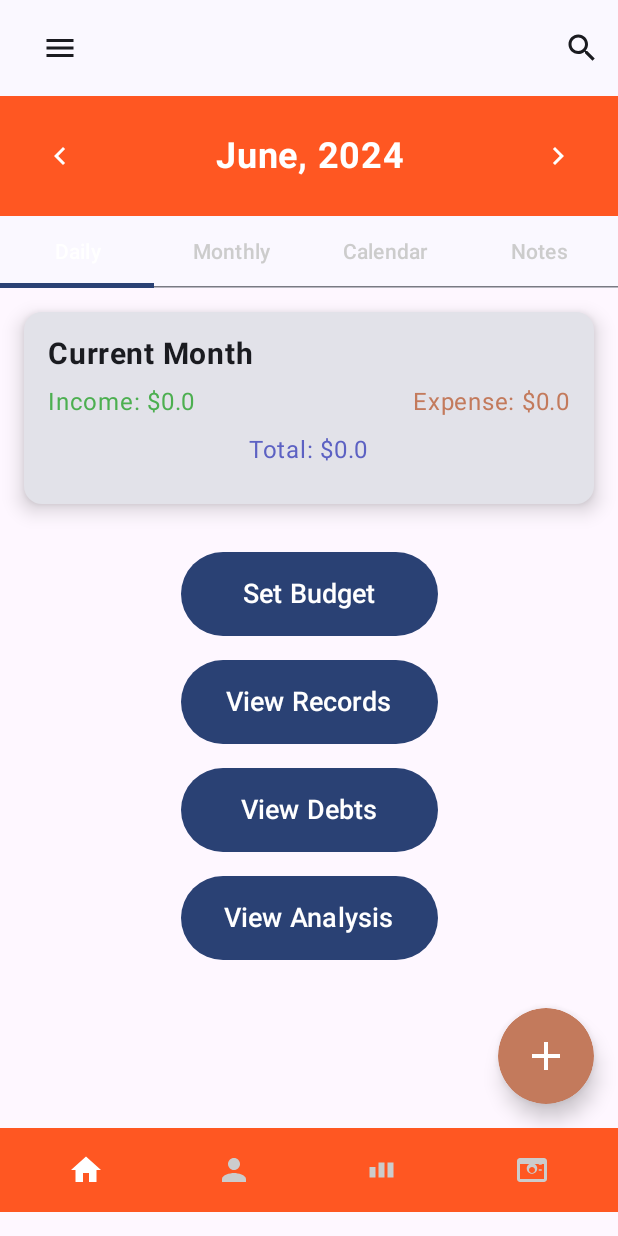
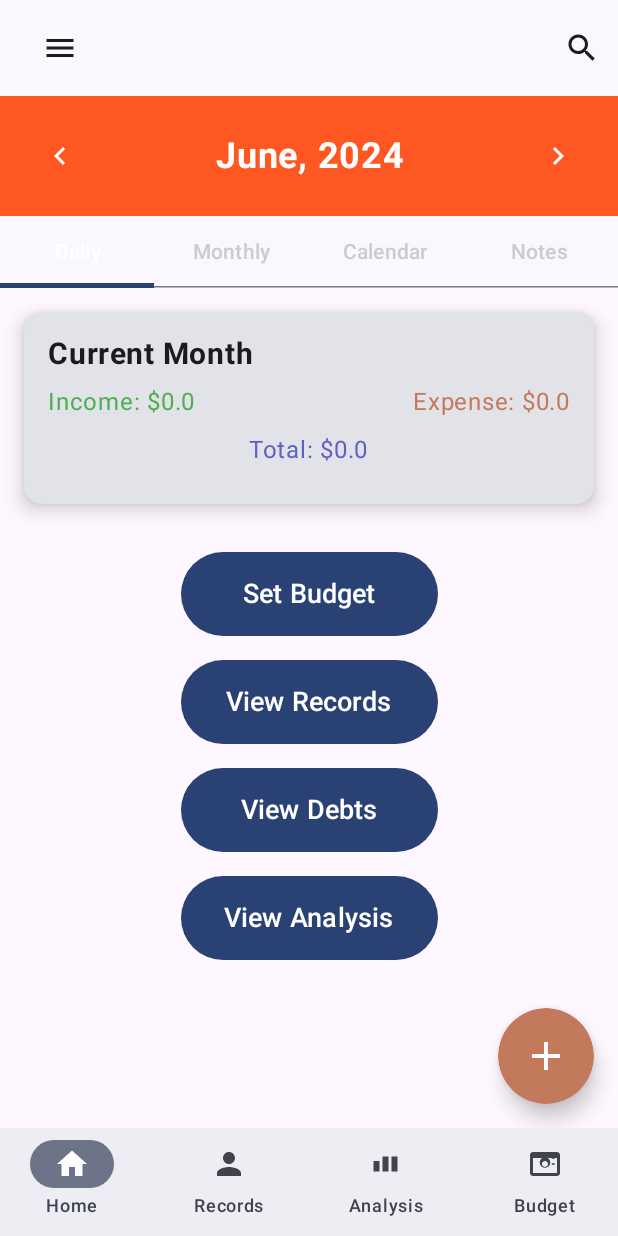
Before and after one commit to SunkaraboinaPraveenKumar/Expense_Tracker, an Android app built with Jetpack Compose: the screen it shows after launch (MainActivity), on a phone screen of 412 x 824 dp. Run offline under Robolectric (Android 15) with nearby library versions, the phone set to English and light mode, and no system bars.

Commit message:
Changed and added some functionalities

```diff
--- a/app/src/main/java/com/firstapp/expense_tracker/BottomNavBar.kt
+++ b/app/src/main/java/com/firstapp/expense_tracker/BottomNavBar.kt
@@ -1,67 +1,32 @@
-
-import androidx.compose.foundation.background
-import androidx.compose.foundation.clickable
-import androidx.compose.foundation.layout.Arrangement
-import androidx.compose.foundation.layout.Column
-import androidx.compose.foundation.layout.Row
-import androidx.compose.foundation.layout.fillMaxWidth
-import androidx.compose.foundation.layout.padding
-import androidx.compose.foundation.layout.size
+package com.firstapp.expense_tracker
 import androidx.compose.material3.Icon
+import androidx.compose.material3.NavigationBar
+import androidx.compose.material3.NavigationBarItem
+import androidx.compose.material3.Text
 import androidx.compose.runtime.Composable
-import androidx.compose.ui.Alignment
-import androidx.compose.ui.Modifier
-import androidx.compose.ui.graphics.Color
 import androidx.compose.ui.res.painterResource
-import androidx.compose.ui.unit.dp
-import com.firstapp.expense_tracker.R
-import com.firstapp.expense_tracker.Screen
 
 @Composable
 fun BottomNavBar(
     selectedTabIndex: Int,
     onTabSelected: (Int) -> Unit,
 ) {
-    val tabs = listOf(Screen.Home, Screen.Accounts, Screen.Analysis, Screen.Debts)
-    val icons = listOf(
-        R.drawable.ic_home,
-        R.drawable.ic_accounts,
-        R.drawable.ic_analysis,
-        R.drawable.ic_debts
-    )
-
-    Row(
-        modifier = Modifier
-            .fillMaxWidth()
-            .background(Color(0xFFFF5722))
-            .padding(8.dp),
-        horizontalArrangement = Arrangement.SpaceEvenly
-    ) {
-        tabs.forEachIndexed { index, title ->
-            val isSelected = selectedTabIndex == index
-            val color = if (isSelected) Color.White else Color.LightGray
-
-            Column(
-                horizontalAlignment = Alignment.CenterHorizontally,
-                modifier = Modifier
-                    .weight(1f)
-                    .padding(8.dp)
-                    .clickable {
-                        onTabSelected(index)
-                        if (index == tabs.indexOf(Screen.Debts)) {
-                            // Navigate to "debts" destination when Debts tab is clicked
-
-                        }
-                    }
-
-            ) {
-                Icon(
-                    painter = painterResource(id = icons[index]),
-                    contentDescription = title.toString(),
-                    tint = color,
-                    modifier = Modifier.size(24.dp)
-                )
-            }
+    NavigationBar {
+        val items = listOf(
+            NavigationItem("Home", R.drawable.ic_home),
+            NavigationItem("Records", R.drawable.ic_accounts),
+            NavigationItem("Analysis", R.drawable.ic_analysis),
+            NavigationItem("Budget", R.drawable.ic_debts)
+        )
+        items.forEachIndexed { index, item ->
+            NavigationBarItem(
+                icon = { Icon(painterResource(id = item.iconRes), contentDescription = item.label) },
+                label = { Text(item.label) },
+                selected = selectedTabIndex == index,
+                onClick = { onTabSelected(index) }
+            )
         }
     }
 }
+
+data class NavigationItem(val label: String, val iconRes: Int)
--- a/app/src/main/java/com/firstapp/expense_tracker/ExpenseTrackerScreen.kt
+++ b/app/src/main/java/com/firstapp/expense_tracker/ExpenseTrackerScreen.kt
@@ -1,6 +1,5 @@
 package com.firstapp.expense_tracker
 
-import BottomNavBar
 import SettingsMenu
 import android.os.Build
 import androidx.annotation.RequiresApi
@@ -28,7 +27,6 @@ import androidx.compose.material3.TopAppBar
 import androidx.compose.material3.rememberDrawerState
 import androidx.compose.runtime.Composable
 import androidx.compose.runtime.getValue
-import androidx.compose.runtime.mutableIntStateOf
 import androidx.compose.runtime.mutableStateOf
 import androidx.compose.runtime.remember
 import androidx.compose.runtime.rememberCoroutineScope
@@ -40,6 +38,7 @@ import androidx.compose.ui.graphics.Color
 import androidx.compose.ui.res.painterResource
 import androidx.compose.ui.unit.dp
 import androidx.compose.ui.unit.sp
+import androidx.navigation.NavController
 import kotlinx.coroutines.launch
 import java.time.YearMonth
 import java.time.format.DateTimeFormatter
@@ -48,22 +47,22 @@ import java.time.format.DateTimeFormatter
 @RequiresApi(Build.VERSION_CODES.O)
 @Composable
 fun ExpenseTrackerScreen(
+    navController: NavController,
     onAddExpenseClick: () -> Unit,
     expenseRecords: List<ExpenseRecord>,
     onViewRecordsClick: () -> Unit,
     onSetBudgetClick: () -> Unit,
     onViewDebtsClick: () -> Unit,
     onViewAnalysisClick: () -> Unit,
-    onViewFilterClick: ()->Unit
+    onViewFilterClick: () -> Unit
 ) {
-    var selectedTabIndex by remember { mutableIntStateOf(0) }
-    var selectedBottomTabIndex by remember { mutableIntStateOf(0) }
+    var selectedTabIndex by remember { mutableStateOf(0) }
+    var selectedBottomTabIndex by remember { mutableStateOf(0) }
     val tabs = listOf("Daily", "Monthly", "Calendar", "Notes")
     var currentYearMonth by remember { mutableStateOf(YearMonth.now()) }
     val formatter = DateTimeFormatter.ofPattern("MMM yyyy")
 
     // Drawer state
-    var isDrawerOpen by remember { mutableStateOf(false) }
     val drawerState = rememberDrawerState(initialValue = DrawerValue.Closed)
     val coroutineScope = rememberCoroutineScope()
 
@@ -81,9 +80,9 @@ fun ExpenseTrackerScreen(
             Column(
                 modifier = Modifier
                     .fillMaxHeight()
-                    .fillMaxWidth(0.75f) // 3/4 of the screen width
-                    .background(Color.LightGray) // Light shade background
-                    .padding(16.dp) // Padding for content
+                    .fillMaxWidth(0.75f)
+                    .background(Color.LightGray)
+                    .padding(16.dp)
             ) {
                 SettingsMenu(
                     onSettingsClick = { /* Handle Settings Click */ },
@@ -92,23 +91,17 @@ fun ExpenseTrackerScreen(
                     onAddNewCategoriesClick = { /* Handle Add New Categories Click */ }
                 )
             }
-        },
-        gesturesEnabled = true
+        }
     ) {
         Box(modifier = Modifier.fillMaxSize()) {
             Column(modifier = Modifier.fillMaxSize()) {
                 TopAppBar(
                     title = {
                         Row(modifier = Modifier.fillMaxWidth()) {
-                            // Menu button
                             IconButton(onClick = {
                                 coroutineScope.launch {
-                                    if (drawerState.isOpen) {
-                                        drawerState.close()
-                                    }
-                                    else {
-                                        drawerState.open()
-                                    }
+                                    if (drawerState.isOpen) drawerState.close()
+                                    else drawerState.open()
                                 }
                             }) {
                                 Icon(
@@ -127,60 +120,67 @@ fun ExpenseTrackerScreen(
                             }
                         }
                     },
-                    actions = {
-                        // Add any other actions here
-                    }
+                    actions = { /* Other actions can be added here */ }
                 )
 
-                Header(currentYearMonth, onPrevClick = {
-                    currentYearMonth = currentYearMonth.minusMonths(1)
-                }) {
-                    currentYearMonth = currentYearMonth.plusMonths(1)
-                }
+                // Header with the current month
+                Header(
+                    currentYearMonth,
+                    onPrevClick = { currentYearMonth = currentYearMonth.minusMonths(1) },
+                    onNextClick = { currentYearMonth = currentYearMonth.plusMonths(1) }
+                )
+
+                // Tab layout
                 TabLayout(tabs, selectedTabIndex) { index ->
                     selectedTabIndex = index
                 }
+
+                // Income and expense overview
                 CurrentMonthCard(currentMonthIncome, currentMonthExpense)
+
+                // Action buttons
                 Column(
                     modifier = Modifier
                         .padding(16.dp)
                         .fillMaxWidth(),
                     horizontalAlignment = Alignment.CenterHorizontally,
-                    verticalArrangement = Arrangement.spacedBy(16.dp) // Space between buttons
+                    verticalArrangement = Arrangement.spacedBy(16.dp)
                 ) {
                     Button(
                         onClick = onSetBudgetClick,
                         modifier = Modifier
                             .fillMaxWidth(0.45f)
-                            .height(56.dp) // Increased height
+                            .height(56.dp)
                     ) {
-                        Text(text = "Set Budget", fontSize = 18.sp) // Increased text size
+                        Text(text = "Set Budget", fontSize = 18.sp)
                     }
                     Button(
                         onClick = onViewRecordsClick,
                         modifier = Modifier
                             .fillMaxWidth(0.45f)
-                            .height(56.dp) // Increased height
+                            .height(56.dp)
                     ) {
-                        Text(text = "View Records", fontSize = 18.sp) // Increased text size
+                        Text(text = "View Records", fontSize = 18.sp)
                     }
                     Button(
                         onClick = onViewDebtsClick,
                         modifier = Modifier
                             .fillMaxWidth(0.45f)
-                            .height(56.dp) // Increased height
+                            .height(56.dp)
                     ) {
-                        Text(text = "View Debts", fontSize = 18.sp) // Increased text size
+                        Text(text = "View Debts", fontSize = 18.sp)
                     }
                     Button(
                         onClick = onViewAnalysisClick,
                         modifier = Modifier
                             .fillMaxWidth(0.45f)
-                            .height(56.dp) // Increased height
+                            .height(56.dp)
                     ) {
-                        Text(text = "View Analysis", fontSize = 18.sp) // Increased text size
+                        Text(text = "View Analysis", fontSize = 18.sp)
                     }
                 }
+
+                // Floating action button
                 Box(
                     contentAlignment = Alignment.BottomEnd,
                     modifier = Modifier
@@ -190,7 +190,7 @@ fun ExpenseTrackerScreen(
                     IconButton(
                         onClick = onAddExpenseClick,
                         modifier = Modifier
-                            .size(64.dp) // Increased size
+                            .size(64.dp)
                             .shadow(8.dp, CircleShape)
                             .background(Color(0xFFC37A5C), CircleShape)
                     ) {
@@ -202,12 +202,19 @@ fun ExpenseTrackerScreen(
                         )
                     }
                 }
+
+                // Bottom navigation bar
                 BottomNavBar(
                     selectedTabIndex = selectedBottomTabIndex,
                     onTabSelected = { index ->
                         selectedBottomTabIndex = index
-                        // Handle navigation here if needed
-                    },
+                        when (index) {
+                            0 -> navController.navigate("expenseTracker") // Navigate to Expense Tracker screen
+                            1 -> navController.navigate("viewRecords")
+                            2 -> navController.navigate("analysis")
+                            3 -> navController.navigate("setBudget")
+                        }
+                    }
                 )
             }
         }
--- /dev/null
+++ b/app/src/main/java/com/firstapp/expense_tracker/FinanceManagementApp.kt
@@ -0,0 +1,79 @@
+package com.firstapp.expense_tracker
+import BudgetedCategoriesScreen
+import BudgetedCategory
+import android.os.Build
+import androidx.annotation.RequiresApi
+import androidx.compose.runtime.Composable
+import androidx.navigation.compose.NavHost
+import androidx.navigation.compose.composable
+import androidx.navigation.compose.rememberNavController
+import com.example.financemanagementapp.DebtsScreen
+import com.example.financemanagementapp.SearchExpenseScreen
+
+private var expenseRecords = mutableListOf<ExpenseRecord>()
+private val budgetedCategories = mutableListOf<BudgetedCategory>()
+@RequiresApi(Build.VERSION_CODES.O)
+@Composable
+fun FinanceManagementApp() {
+    val navController = rememberNavController()
+    NavHost(navController = navController, startDestination = "expenseTracker") {
+        composable("expenseTracker") {
+            ExpenseTrackerScreen(
+                navController = navController,
+                onAddExpenseClick = { navController.navigate("addExpense") },
+                expenseRecords = expenseRecords,
+                onViewRecordsClick = { navController.navigate("viewRecords") },
+                onSetBudgetClick = { navController.navigate("setBudget") },
+                onViewDebtsClick = { navController.navigate("debts") },
+                onViewAnalysisClick = { navController.navigate("analysis") },
+                onViewFilterClick = { navController.navigate("filter") } // Navigate to filter screen
+            )
+        }
+        composable("viewRecords") {
+            ViewRecordsScreen(
+                expenseRecords = expenseRecords,
+                onBack = { navController.popBackStack() }
+            )
+        }
+        composable("setBudget") {
+            SetBudgetCard(
+                onClose = { navController.popBackStack() },
+                onBackHome = { navController.popBackStack() },
+                onAddBudgetCategory = { budgetedCategory ->
+                    budgetedCategories.add(budgetedCategory)
+                },
+                onViewBudgetedCategoriesClick = {
+                    navController.navigate("budgetedCategories")
+                }
+            )
+        }
+        composable("budgetedCategories") {
+            BudgetedCategoriesScreen(
+                budgetedCategories = budgetedCategories,
+                expenseRecordsBudgeted = expenseRecords
+            ) {
+                navController.popBackStack()
+            }
+        }
+        composable("addExpense") {
+            AddExpenseScreen(
+                onCancel = { navController.popBackStack() }
+            ) { record ->
+                expenseRecords.add(record)
+                navController.popBackStack()
+            }
+        }
+        composable("debts") {
+            DebtsScreen(onBack = { navController.popBackStack() })
+        }
+        composable("analysis") {
+            MyApp(onBack = { navController.popBackStack() }, expenseRecords = expenseRecords)
+        }
+        composable("filter") {
+            SearchExpenseScreen(
+                onBack = { navController.popBackStack() },
+                expenseRecords = expenseRecords
+            )
+        }
+    }
+}
--- a/app/src/main/java/com/firstapp/expense_tracker/MainActivity.kt
+++ b/app/src/main/java/com/firstapp/expense_tracker/MainActivity.kt
@@ -1,97 +1,19 @@
 package com.firstapp.expense_tracker
-import BudgetedCategoriesScreen
-import BudgetedCategory
+
 import android.os.Build
 import android.os.Bundle
 import androidx.activity.ComponentActivity
 import androidx.activity.compose.setContent
 import androidx.annotation.RequiresApi
-import androidx.compose.runtime.getValue
-import androidx.compose.runtime.mutableStateOf
-import androidx.compose.runtime.remember
-import androidx.compose.runtime.setValue
-import com.example.financemanagementapp.DebtsScreen
-import com.example.financemanagementapp.SearchExpenseScreen
 import com.firstapp.expense_tracker.ui.theme.Expense_TrackerTheme
 
 class MainActivity : ComponentActivity() {
-    private var expenseRecords = mutableListOf<ExpenseRecord>()
-    private val budgetedCategories = mutableListOf<BudgetedCategory>()
     @RequiresApi(Build.VERSION_CODES.O)
     override fun onCreate(savedInstanceState: Bundle?) {
         super.onCreate(savedInstanceState)
         setContent {
-            Expense_TrackerTheme {
-                var showAddExpenseScreen by remember { mutableStateOf(false) }
-                var showFilterScreen by remember { mutableStateOf(false) }
-                var showViewRecordsScreen by remember { mutableStateOf(false) }
-                var showSetBudgetScreen by remember { mutableStateOf(false) }
-                var showBudgetedCategoriesScreen by remember { mutableStateOf(false) }
-                var showDebtsScreen by remember { mutableStateOf(false) }
-                var showAnalysisScreen by remember { mutableStateOf(false) }
-               // val navController = rememberNavController()
-                expenseRecords = expenseRecords.filter { record ->
-                    record.accountType.isNotEmpty() && record.category.isNotEmpty()
-                }.toMutableList()
-                when {
-                    showSetBudgetScreen -> {
-                        SetBudgetCard(
-                            onClose = { showSetBudgetScreen = false },
-                            onBackHome = { showSetBudgetScreen = false },
-                            onAddBudgetCategory = { budgetedCategory ->
-                                budgetedCategories.add(budgetedCategory)
-                            },
-                            onViewBudgetedCategoriesClick = {
-                                showSetBudgetScreen = false
-                                showBudgetedCategoriesScreen = true
-                            }
-                        )
-                    }
-                    showBudgetedCategoriesScreen -> {
-                        BudgetedCategoriesScreen(
-                            budgetedCategories = budgetedCategories,
-                            expenseRecordsBudgeted = expenseRecords
-                        ) {
-                            // Set showBudgetedCategoriesScreen to false when navigating back
-                            showBudgetedCategoriesScreen = false
-                        }
-                    }
-                    showAddExpenseScreen -> {
-                        AddExpenseScreen(
-                            onCancel = { showAddExpenseScreen = false }
-                        ) { record ->
-                            expenseRecords.add(record)
-                            showAddExpenseScreen = false
-                        }
-                    }
-                    showViewRecordsScreen -> {
-                        ViewRecordsScreen(
-                            expenseRecords = expenseRecords,
-                            onBack = { showViewRecordsScreen = false }
-                        )
-                    }
-                    showDebtsScreen -> {
-                        DebtsScreen(onBack = {showDebtsScreen=false})
-                    }
-                    showAnalysisScreen->{
-                        MyApp(onBack = {showAnalysisScreen=false},
-                            expenseRecords=expenseRecords)
-                    }
-                    showFilterScreen->{
-                        SearchExpenseScreen(expenseRecords = expenseRecords,onBack={showFilterScreen=false})
-                    }
-                    else -> {
-                        ExpenseTrackerScreen(
-                            onAddExpenseClick = { showAddExpenseScreen = true },
-                            onViewRecordsClick = { showViewRecordsScreen = true },
-                            expenseRecords = expenseRecords,
-                            onSetBudgetClick = { showSetBudgetScreen = true },
-                            onViewDebtsClick = { showDebtsScreen = true }, // Ensure this is correct
-                            onViewAnalysisClick = {showAnalysisScreen=true},
-                            onViewFilterClick = {showFilterScreen=true},
-                        )
-                    }
-                }
+            Expense_TrackerTheme{
+                FinanceManagementApp()
             }
         }
     }
--- a/app/src/main/java/com/firstapp/expense_tracker/NavigationBar.kt
+++ b/app/src/main/java/com/firstapp/expense_tracker/NavigationBar.kt
@@ -1,4 +1,3 @@
-
 import androidx.compose.foundation.background
 import androidx.compose.foundation.clickable
 import androidx.compose.foundation.layout.Box
@@ -17,6 +16,8 @@ import androidx.compose.runtime.Composable
 import androidx.compose.ui.Alignment
 import androidx.compose.ui.Modifier
 import androidx.compose.ui.res.painterResource
+import androidx.compose.ui.text.font.FontWeight
+import androidx.compose.ui.text.style.TextAlign
 import androidx.compose.ui.unit.dp
 import androidx.compose.ui.unit.sp
 import com.firstapp.expense_tracker.R
@@ -57,7 +58,7 @@ fun SettingsMenu(
             )
         }
         Spacer(modifier = Modifier.width(8.dp))
-        Text(text = "Settings",modifier = Modifier.clickable {  })
+        Text(text = "Settings",modifier = Modifier.clickable { onSettingsClick })
     }
 
     Row(
@@ -71,7 +72,7 @@ fun SettingsMenu(
                 modifier = Modifier.size(24.dp)
             )
         }
-        Text(text = "Delete",modifier = Modifier.clickable {  })
+        Text(text = "Delete",modifier = Modifier.clickable { onDeleteResetClick })
     }
     Row(
         verticalAlignment = Alignment.CenterVertically,
@@ -84,7 +85,7 @@ fun SettingsMenu(
                 modifier = Modifier.size(24.dp)
             )
         }
-        Text(text = "Help",modifier = Modifier.clickable {  })
+        Text(text = "Help",modifier = Modifier.clickable { onHelpClick })
     }
     Row(
         verticalAlignment = Alignment.CenterVertically,
@@ -97,6 +98,6 @@ fun SettingsMenu(
                 modifier = Modifier.size(24.dp)
             )
         }
-        Text(text = "Add New Categories",modifier = Modifier.clickable {  })
+        Text(text = "Add New Categories",modifier = Modifier.clickable { onAddNewCategoriesClick })
     }
 }
--- a/app/src/main/java/com/firstapp/expense_tracker/ViewRecordsScreen.kt
+++ b/app/src/main/java/com/firstapp/expense_tracker/ViewRecordsScreen.kt
@@ -54,7 +54,7 @@ fun ViewRecordsScreen(expenseRecords: List<ExpenseRecord>, onBack: () -> Unit) {
         .padding(16.dp)) {
         Row(
             modifier = Modifier.fillMaxWidth(),
-            horizontalArrangement = Arrangement.SpaceBetween
+            horizontalArrangement = Arrangement.Center
         ) {
             TextButton(onClick = onBack) {
                 Text(text = "Back", fontSize = 16.sp)
```
Also changed, not shown: app/src/main/java/com/firstapp/expense_tracker/AddExpenseScreen.kt (+40 -14 lines), app/src/main/java/com/firstapp/expense_tracker/AnalysisScreen.kt (+0 -16 lines).
